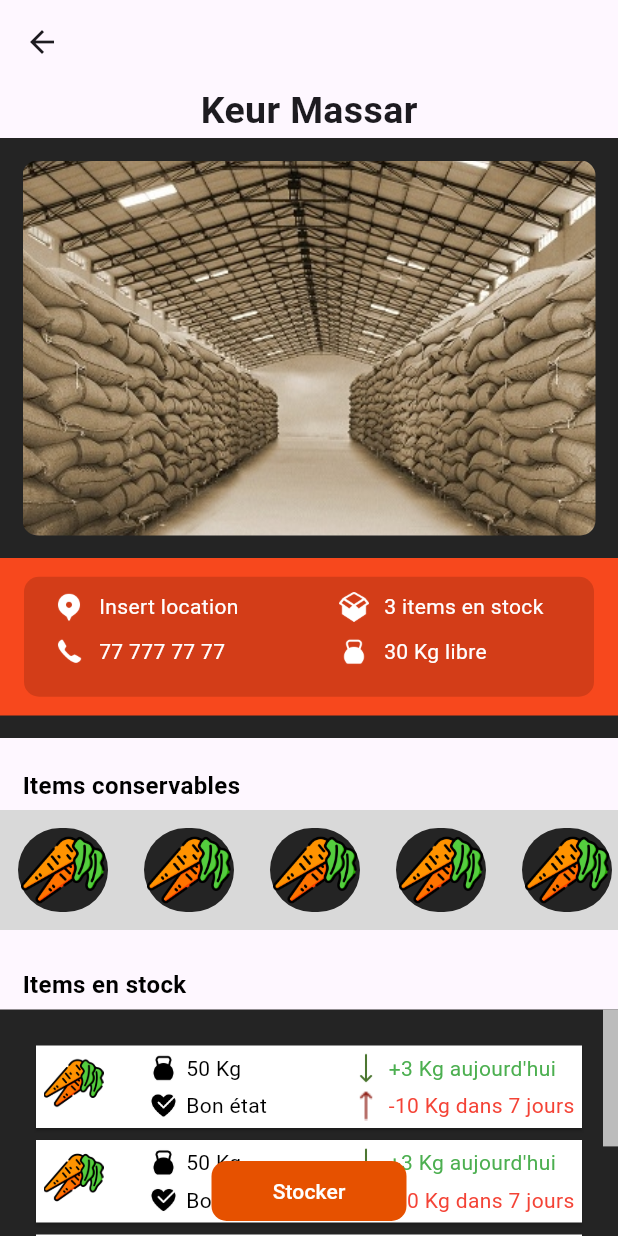
After one commit to mouhamed48-diagne/TERA_REPO, a Flutter app: the InfosEntrepot screen opened directly, on a phone screen of 412 x 824 dp. The commit adds this screen. Run offline on Flutter 3.47's test engine with Material 3 defaults, Android fonts, the light colour scheme and no system bars; our stand-ins replace page_transition.

Commit message:
page de infos entrpots

```diff
--- /dev/null
+++ b/lib/infos_entrpots.dart
@@ -0,0 +1,387 @@
+import 'package:flutter/material.dart';
+import 'package:flutter/widgets.dart';
+
+class InfosEntrepot extends StatefulWidget {
+  const InfosEntrepot({super.key});
+
+  @override
+  State<InfosEntrepot> createState() => _InfosEntrepotState();
+}
+
+class _InfosEntrepotState extends State<InfosEntrepot> {
+  @override
+  Widget build(BuildContext context) {
+    return Scaffold(
+      appBar: AppBar(
+        leading: Builder(
+          builder: (BuildContext context) {
+            return IconButton(
+              icon: const Icon(Icons.arrow_back),
+              onPressed: () {},
+            );
+          },
+        ),
+      ),
+      body: Column(
+        children: [
+          const Center(
+            child: Text(
+              "Keur Massar",
+              style: TextStyle(fontWeight: FontWeight.bold, fontSize: 25),
+            ),
+          ),
+          Container(
+            height: 400,
+            width: double.infinity,
+            decoration:
+                const BoxDecoration(color: Color.fromRGBO(36, 36, 36, 1)),
+            child: Column(
+              children: [
+                Padding(
+                  padding: const EdgeInsets.all(15),
+                  child: Container(
+                    decoration:
+                        BoxDecoration(borderRadius: BorderRadius.circular(50)),
+                    width: double.maxFinite,
+                    height: 250,
+                    child: ClipRRect(
+                      borderRadius: BorderRadius.circular(10),
+                      child: Image.asset(
+                        "assets/image1.png",
+                        width: double.infinity,
+                        fit: BoxFit.cover,
+                      ),
+                    ),
+                  ),
+                ),
+                Container(
+                  height: 105,
+                  decoration: const BoxDecoration(
+                      color: Color.fromRGBO(247, 72, 29, 1)),
+                  child: Center(
+                    child: Container(
+                      width: 380,
+                      height: 80,
+                      decoration: BoxDecoration(
+                        borderRadius: BorderRadius.circular(10),
+                        color: const Color.fromRGBO(211, 61, 24, 1),
+                      ),
+                      child: Row(
+                        children: [
+                          SizedBox(
+                            width: 190,
+                            child: Column(children: [
+                              const SizedBox(
+                                height: 10,
+                              ),
+                              Row(
+                                children: [
+                                  const SizedBox(
+                                    width: 20,
+                                  ),
+                                  Image.asset(
+                                    "assets/place-icon.png",
+                                    width: 20,
+                                  ),
+                                  const SizedBox(
+                                    width: 10,
+                                  ),
+                                  const Text(
+                                    "Insert location",
+                                    style: TextStyle(color: Colors.white),
+                                  )
+                                ],
+                              ),
+                              const SizedBox(
+                                height: 10,
+                              ),
+                              Row(
+                                children: [
+                                  const SizedBox(
+                                    width: 20,
+                                  ),
+                                  Image.asset(
+                                    "assets/icons8-téléphone-90.png",
+                                    width: 20,
+                                  ),
+                                  const SizedBox(
+                                    width: 10,
+                                  ),
+                                  const Text(
+                                    "77 777 77 77",
+                                    style: TextStyle(color: Colors.white),
+                                  )
+                                ],
+                              ),
+                            ]),
+                          ),
+                          SizedBox(
+                            width: 190,
+                            child: Column(
+                              children: [
+                                const SizedBox(
+                                  height: 10,
+                                ),
+                                Row(
+                                  children: [
+                                    const SizedBox(
+                                      width: 20,
+                                    ),
+                                    Image.asset(
+                                      "assets/colis-ouvert.png",
+                                      color: Colors.white,
+                                      width: 20,
+                                    ),
+                                    const SizedBox(
+                                      width: 10,
+                                    ),
+                                    const Text(
+                                      "3 items en stock",
+                                      style: TextStyle(color: Colors.white),
+                                    )
+                                  ],
+                                ),
+                                const SizedBox(
+                                  height: 10,
+                                ),
+                                Row(
+                                  children: [
+                                    const SizedBox(
+                                      width: 20,
+                                    ),
+                                    Image.asset(
+                                      "assets/poids-icon.png",
+                                      width: 20,
+                                    ),
+                                    const SizedBox(
+                                      width: 10,
+                                    ),
+                                    const Text(
+                                      "30 Kg libre",
+                                      style: TextStyle(color: Colors.white),
+                                    )
+                                  ],
+                                ),
+                              ],
+                            ),
+                          ),
+                        ],
+                      ),
+                    ),
+                  ),
+                )
+              ],
+            ),
+          ),
+          const SizedBox(
+            height: 20,
+          ),
+          const Row(
+            children: [
+              SizedBox(
+                width: 15,
+              ),
+              Text(
+                "Items conservables",
+                style: TextStyle(
+                  fontSize: 16,
+                  color: Colors.black,
+                  fontWeight: FontWeight.bold,
+                ),
+              ),
+            ],
+          ),
+          const SizedBox(
+            height: 5,
+          ),
+          Container(
+            width: 420,
+            height: 80,
+            decoration:
+                const BoxDecoration(color: Color.fromRGBO(217, 217, 217, 1)),
+            child: Scrollbar(
+              thumbVisibility: true,
+              thickness: 5,
+              child: SingleChildScrollView(
+                scrollDirection: Axis.horizontal,
+                child: Row(
+                  children: List.generate(
+                    10,
+                    (index) {
+                      return Padding(
+                        padding: const EdgeInsets.all(12.0),
+                        child: Container(
+                          width: 60,
+                          height: 60,
+                          decoration: BoxDecoration(
+                              color: const Color.fromRGBO(36, 36, 36, 1),
+                              borderRadius: BorderRadius.circular(30)),
+                          child: Image.asset(
+                            "assets/les-carottes.png",
+                            width: 70,
+                            height: 10,
+                          ),
+                        ),
+                      );
+                    },
+                  ),
+                ),
+              ),
+            ),
+          ),
+          const SizedBox(
+            height: 025,
+          ),
+          const Row(
+            children: [
+              SizedBox(
+                width: 15,
+              ),
+              Text(
+                "Items en stock",
+                style: TextStyle(
+                  fontSize: 16,
+                  color: Colors.black,
+                  fontWeight: FontWeight.bold,
+                ),
+              ),
+            ],
+          ),
+          const SizedBox(
+            height: 5,
+          ),
+          Container(
+            width: 420,
+            height: 180,
+            decoration:
+                const BoxDecoration(color: Color.fromRGBO(36, 36, 36, 1)),
+            child: Scrollbar(
+              thumbVisibility: true,
+              thickness: 10,
+              child: SingleChildScrollView(
+                padding: const EdgeInsets.all(20),
+                child: Column(
+                  children: List.generate(5, (index) {
+                    return Card(
+                      shape: const RoundedRectangleBorder(
+                          borderRadius: BorderRadius.zero),
+                      color: Colors.white,
+                      child: Padding(
+                        padding: const EdgeInsets.all(5.0),
+                        child: Row(
+                          crossAxisAlignment: CrossAxisAlignment.start,
+                          children: [
+                            Image.asset(
+                              "assets/les-carottes.png",
+                              width: 40,
+                              height: 40,
+                            ),
+                            const SizedBox(width: 30),
+                            Column(
+                              crossAxisAlignment: CrossAxisAlignment.start,
+                              children: [
+                                Row(
+                                  children: [
+                                    Image.asset(
+                                      "assets/poids-icon.png",
+                                      width: 20,
+                                      height: 20,
+                                      color: Colors.black,
+                                    ),
+                                    const SizedBox(width: 5),
+                                    const Text(
+                                      "50 Kg",
+                                      style: TextStyle(color: Colors.black),
+                                    ),
+                                  ],
+                                ),
+                                const SizedBox(height: 5),
+                                Row(
+                                  children: [
+                                    Image.asset(
+                                      "assets/icons8-coeur-en-bonne-santé-90.png",
+                                      width: 20,
+                                      height: 20,
+                                      color: Colors.black,
+                                    ),
+                                    const SizedBox(width: 5),
+                                    const Text(
+                                      "Bon état",
+                                      style: TextStyle(color: Colors.black),
+                                    ),
+                                  ],
+                                ),
+                              ],
+                            ),
+                            const Spacer(),
+                            Column(
+                              mainAxisAlignment: MainAxisAlignment.start,
+                              crossAxisAlignment: CrossAxisAlignment.start,
+                              children: [
+                                Row(
+                                  children: [
+                                    Image.asset(
+                                      "assets/icons8-flèche-bas-90.png",
+                                      width: 20,
+                                      height: 20,
+                                    ),
+                                    const SizedBox(width: 5),
+                                    const Text(
+                                      "+3 Kg aujourd'hui",
+                                      style: TextStyle(color: Colors.green),
+                                    ),
+                                  ],
+                                ),
+                                const SizedBox(height: 5),
+                                Row(
+                                  children: [
+                                    Image.asset(
+                                      "assets/UpArrow.png",
+                                      width: 20,
+                                      height: 20,
+                                    ),
+                                    const SizedBox(width: 5),
+                                    const Text(
+                                      "-10 Kg dans 7 jours",
+                                      style: TextStyle(color: Colors.red),
+                                    ),
+                                  ],
+                                )
+                              ],
+                            ),
+                          ],
+                        ),
+                      ),
+                    );
+                  }),
+                ),
+              ),
+            ),
+          ),
+        ],
+      ),
+      bottomNavigationBar: SizedBox(
+          height: 60,
+          width: double.infinity,
+          child: Center(
+            child: Container(
+              width: 130,
+              height: 40,
+              decoration: BoxDecoration(
+                  color: Colors.orange[900],
+                  borderRadius: BorderRadius.circular(10)),
+              child: ElevatedButton(
+                onPressed: () {},
+                style: ButtonStyle(
+                    backgroundColor: WidgetStateColor.transparent,
+                    elevation: WidgetStateProperty.all(0)),
+                child: const Text(
+                  "Stocker",
+                  style: TextStyle(color: Colors.white),
+                ),
+              ),
+            ),
+          )),
+    );
+  }
+}
```
Also changed, not shown: lib/main.dart (+0 -7 lines).
